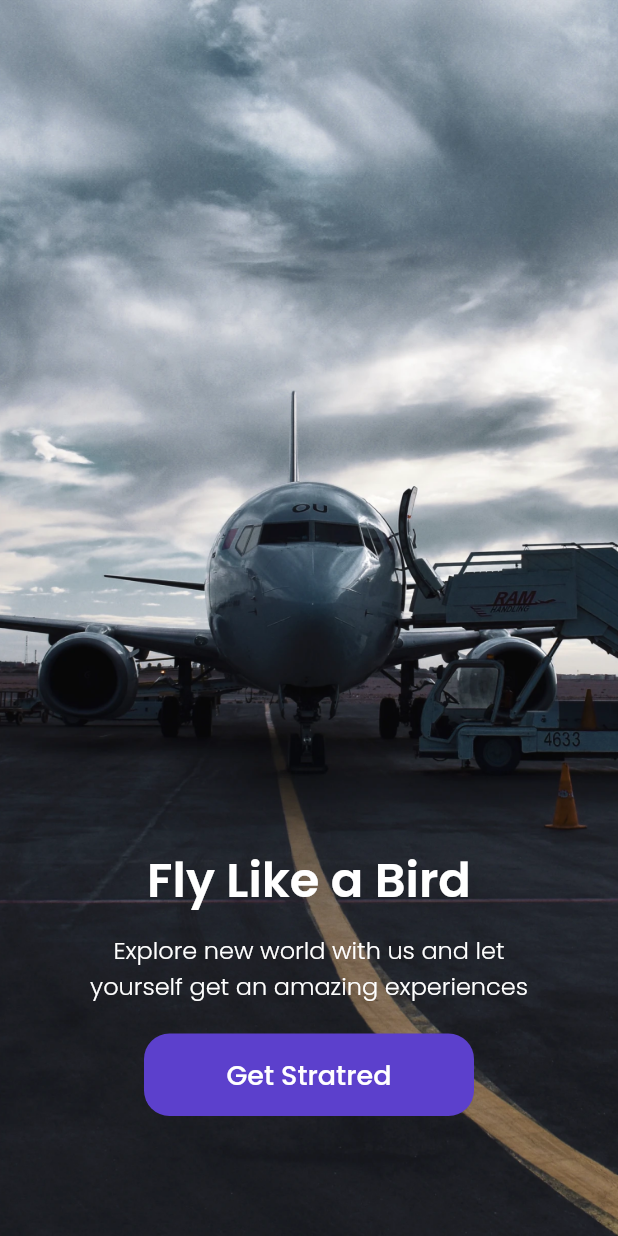
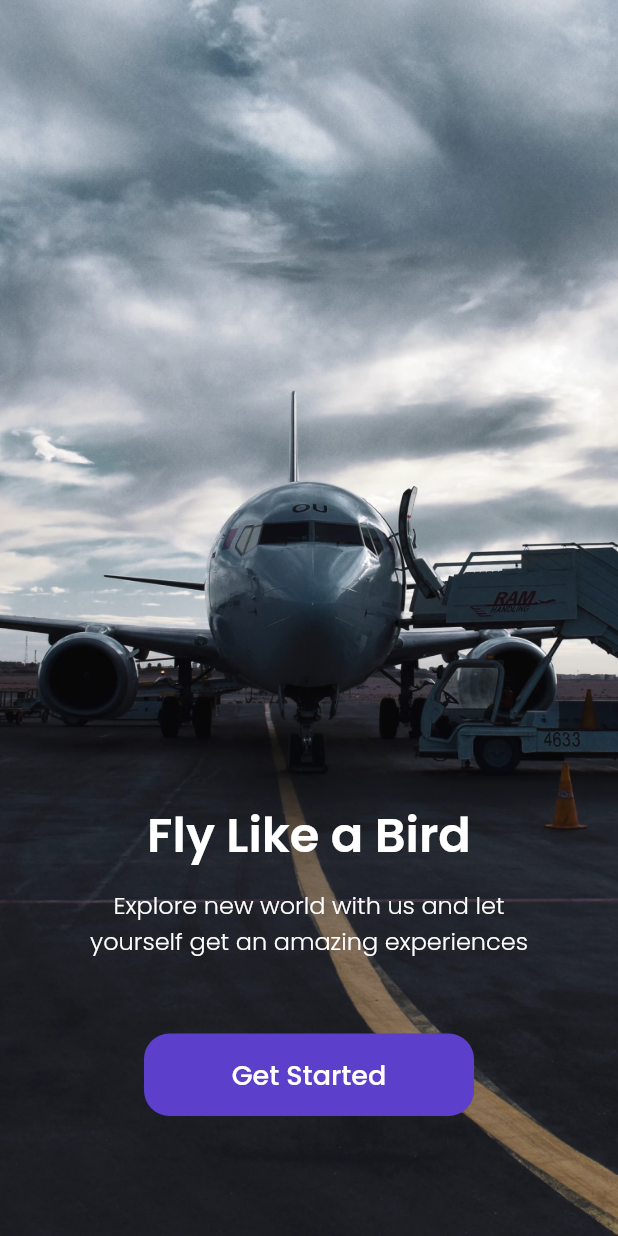
Before and after one commit to ndkvin/travelapp, a Flutter app: the screen it shows after launch, on a phone screen of 412 x 824 dp. Run offline on Flutter 3.47's test engine with Material 2 defaults, Android fonts, the phone set to English and light mode, and no system bars; our stand-ins replace google_fonts.

Commit message:
main page

```diff
--- a/lib/main.dart
+++ b/lib/main.dart
@@ -1,6 +1,7 @@
 import 'package:flutter/material.dart';
 import 'package:travelapp/ui/pages/bonus_page.dart';
 import 'package:travelapp/ui/pages/get_started_page.dart';
+import 'package:travelapp/ui/pages/main_page.dart';
 import 'package:travelapp/ui/pages/sign_up_page.dart';
 import 'package:travelapp/ui/pages/splash_page.dart';
 
@@ -12,6 +13,7 @@ class MyApp extends StatelessWidget {
   @override
   Widget build(BuildContext context) {
     return MaterialApp(
+      color: Color(0XFFE5E5E5),
       debugShowCheckedModeBanner: false,
       title: 'Travel App',
       home: const SplashPage(),
@@ -20,6 +22,7 @@ class MyApp extends StatelessWidget {
         '/get-started': (context) => const GetStartedPage(),
         '/sign-up': (context) => const SignUpPage(),
         '/bonus': (context) => const BonusPage(),
+        '/main': (context) => const MainPage(),
       },
     );
   }
--- a/lib/ui/pages/get_started_page.dart
+++ b/lib/ui/pages/get_started_page.dart
@@ -1,6 +1,6 @@
 import 'package:flutter/material.dart';
 import 'package:travelapp/shared/theme.dart';
-import 'package:travelapp/ui/pages/sign_up_page.dart';
+import 'package:travelapp/ui/widgets/custom_button.dart';
 
 class GetStartedPage extends StatelessWidget {
   const GetStartedPage({ Key? key }) : super(key: key);
@@ -35,26 +35,14 @@ class GetStartedPage extends StatelessWidget {
               textAlign: TextAlign.center,
             ),
             const SizedBox(
-              height: 20,
+              height: 50,
             ),
-            InkWell(
+            CustomButton(
+              width: 220,
+              message: 'Get Started',
               onTap: () {
                 Navigator.pushNamed(context, '/sign-up');
               },
-              child: Container(
-                height: 55,
-                width: 220,
-                decoration: BoxDecoration(
-                  color: purpleColor,
-                  borderRadius: BorderRadius.circular(defaultRadius)
-                ),
-                child: Center(
-                  child: Text(
-                    'Get Stratred',
-                    style: whiteMediumTextStyle
-                  ),
-                ),
-              ),
             ),
             const SizedBox(
               height: 80,
--- /dev/null
+++ b/lib/ui/widgets/custom_button.dart
@@ -0,0 +1,42 @@
+import 'package:flutter/material.dart';
+import 'package:travelapp/shared/theme.dart';
+
+class CustomButton extends StatelessWidget {
+
+  final double width;
+  final String message;
+  final Function onTap;
+  final EdgeInsets margin;
+
+  const CustomButton({
+    Key? key,
+    required this.width,
+    required this.message,
+    required this.onTap,
+    this.margin = EdgeInsets.zero,
+  }) : super(key: key);
+
+  @override
+  Widget build(BuildContext context) {
+    return InkWell(
+      onTap: () {
+        onTap();
+      },
+      child: Container(
+        margin: margin,
+        height: 55,
+        width: width,
+        decoration: BoxDecoration(
+          color: purpleColor,
+          borderRadius: BorderRadius.circular(defaultRadius),
+        ),
+        child: Center(
+          child: Text(
+            message,
+            style: whiteMediumTextStyle,
+          )
+        ),
+      ),
+    );
+  }
+}
```
Also changed, not shown: lib/ui/pages/bonus_page.dart (+9 -24 lines), lib/ui/pages/main_page.dart (added, +57 -0 lines), lib/ui/pages/sign_up_page.dart (+11 -25 lines), lib/ui/widgets/button_buttom_navbar.dart (added, +41 -0 lines).
